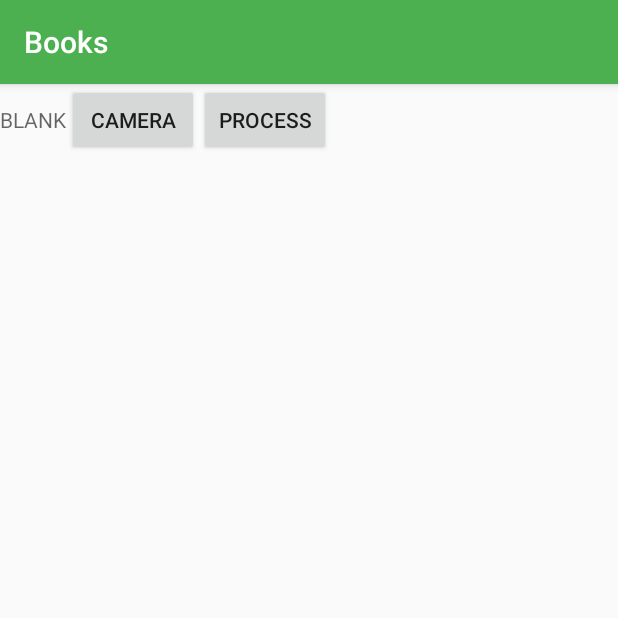
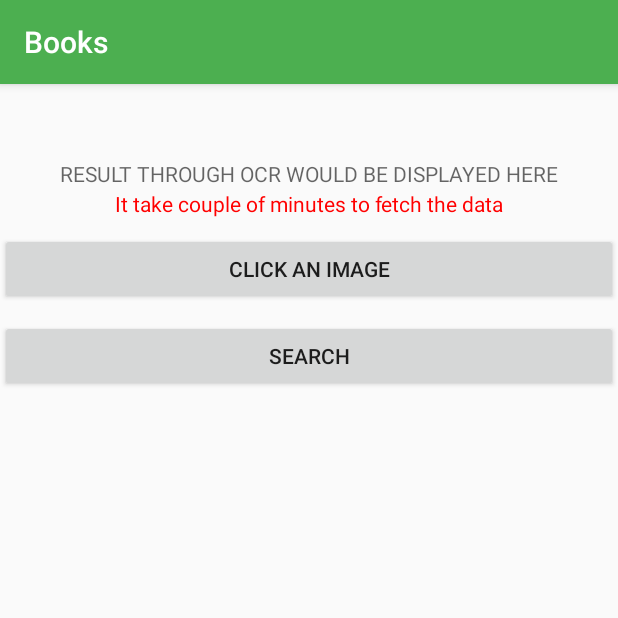
Before and after one commit to roongtarohit/bookRecommender, an Android app: the UploadImageActivity screen opened directly, with no data from a screen before it, on a phone screen of 412 x 824 dp, the top half of it. Run offline under Robolectric (Android 15) with nearby library versions, the phone set to English and light mode, and no system bars; our stand-ins replace ButterKnife; libraries missing offline, so code that uses them is left out: com.google.android.gms, com.karumi.dexter; pictures from the network do not load.

Commit message:
UI changes - search by image and barcode

```diff
--- a/app/src/main/res/layout/activity_upload_image.xml
+++ b/app/src/main/res/layout/activity_upload_image.xml
@@ -1,5 +1,5 @@
 <?xml version="1.0" encoding="utf-8"?>
-<LinearLayout xmlns:android="http://schemas.android.com/apk/res/android"
+<RelativeLayout xmlns:android="http://schemas.android.com/apk/res/android"
     xmlns:app="http://schemas.android.com/apk/res-auto"
     xmlns:tools="http://schemas.android.com/tools"
     android:layout_width="match_parent"
@@ -7,36 +7,46 @@
     tools:context=".UploadImageActivity">
 
     <TextView
-        android:text=""
-        android:layout_width="wrap_content"
+        android:layout_width="match_parent"
         android:layout_height="wrap_content"
         android:id="@+id/txtContent1"
-        android:hint="BLANK"
-        android:layout_centerHorizontal="true"
-        android:layout_centerVertical="true" />
+        android:gravity="center"
+        android:layout_marginTop="50dp"
+        android:hint="RESULT THROUGH OCR WOULD BE DISPLAYED HERE"
+        android:layout_centerHorizontal="true" />
+
+    <TextView
+        android:layout_width="match_parent"
+        android:layout_height="wrap_content"
+        android:gravity="center"
+        android:layout_marginTop="70dp"
+        android:textColor="#F00"
+        android:text="It take couple of minutes to fetch the data"
+        android:layout_centerHorizontal="true" />
 
     <Button
-        android:layout_width="wrap_content"
+        android:layout_width="match_parent"
         android:layout_height="wrap_content"
-        android:text="CAMERA"
+        android:text="CLICK AN IMAGE"
         android:id="@+id/button1"
+        android:layout_marginTop="30dp"
         android:layout_below="@id/txtContent1"
         android:layout_centerHorizontal="true"/>
 
     <Button
-        android:layout_width="wrap_content"
+        android:layout_width="match_parent"
         android:layout_height="wrap_content"
-        android:text="Process"
+        android:text="SEARCH"
         android:id="@+id/process1"
         android:layout_below="@id/button1"
+        android:layout_marginTop="10dp"
         android:layout_centerHorizontal="true"/>
 
     <ImageView
-        android:layout_width="wrap_content"
+        android:layout_width="match_parent"
         android:layout_height="wrap_content"
         android:id="@+id/imgview1"
-        android:layout_below="@id/button1"
-        android:maxWidth="200dp"
-        android:maxHeight="200dp"/>
+        android:layout_below="@id/process1"
+        android:layout_marginTop="30dp" />
 
-</LinearLayout>
+</RelativeLayout>
```
Also changed, not shown: app/src/main/java/com/example/android/books/BarcodeActivity.java (+3 -7 lines), app/src/main/res/layout/activity_barcode.xml (+17 -15 lines).
